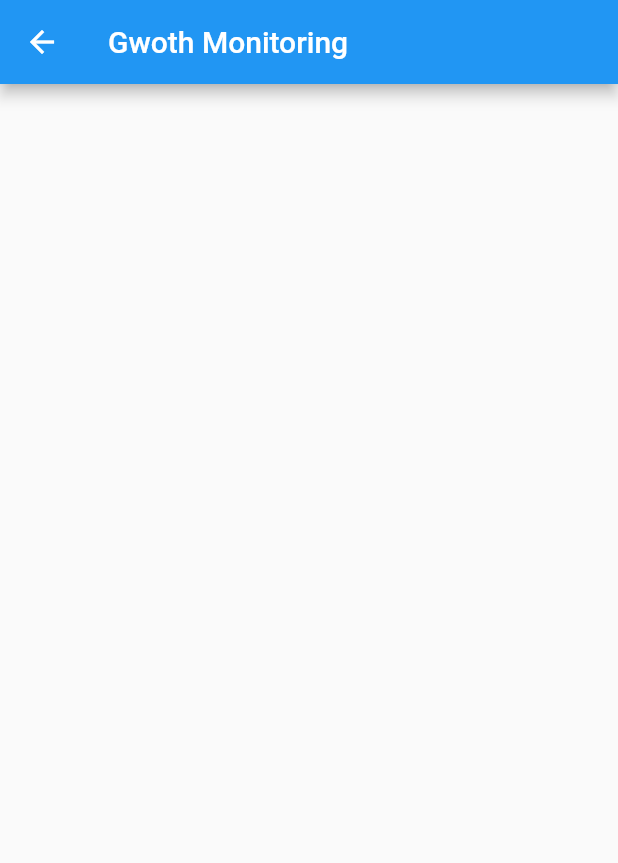
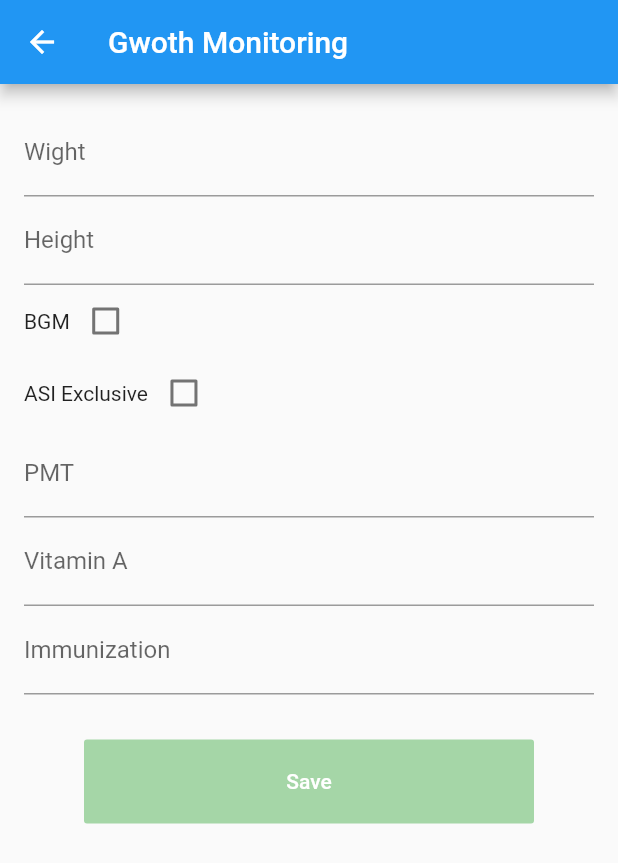
Before and after one commit to ndpdarshana/GroMo, a Flutter app: the GrowthMonitoringScreen screen opened by its route, on a phone screen of 412 x 824 dp. Shown: the top 863 px of the screen. Run offline on Flutter 3.47's test engine with Material 2 defaults, Android fonts, the phone set to English and light mode, and no system bars.

Commit message:
Initialized project with some content and implemenation of localization added

```diff
--- /dev/null
+++ b/assets/lang/en_US.json
@@ -0,0 +1,3 @@
+{
+  "login_button":"Login"
+}
--- /dev/null
+++ b/assets/lang/id_ID.json
@@ -0,0 +1,3 @@
+{
+  "login_button":"Log in haa haa"
+}
--- /dev/null
+++ b/lib/app_localizations.dart
@@ -0,0 +1,64 @@
+import 'dart:convert';
+
+import 'package:flutter/material.dart';
+import 'package:flutter/services.dart';
+
+class AppLocalizations {
+  final Locale locale;
+
+  AppLocalizations(this.locale);
+
+  // Helper method to keep the code in the widget concise
+  // Localizations are accessed using an inheritedWidget "of" syntax
+  static AppLocalizations of(BuildContext context) {
+    return Localizations.of<AppLocalizations>(context, AppLocalizations);
+  }
+
+  // Static member to have a simple access to the delegate from the MaterialApp
+  static const LocalizationsDelegate<AppLocalizations> delegate =
+      _AppLocalizationsDelegate();
+
+  Map<String, String> _localizedStrings;
+
+  Future<void> load() async {
+    // Load the language JSON file from the "lang" folder
+    String jsonString = await rootBundle.loadString(
+        'assets/lang/${locale.languageCode}_${locale.countryCode}.json');
+    Map<String, dynamic> jsonMap = json.decode(jsonString);
+
+    _localizedStrings = jsonMap.map((key, value) {
+      return MapEntry(key, value.toString());
+    });
+  }
+
+  // This method will be called from every widget which needs a localized text
+  String translate(String key) {
+    return _localizedStrings[key];
+  }
+}
+
+// LocalizationsDeligate is a factory for a set of localized resources
+// In this case, the localized strings will be gotten in an AppLocalizations Object
+class _AppLocalizationsDelegate
+    extends LocalizationsDelegate<AppLocalizations> {
+  // This delegate instance will never change (it doesn't even have fields)
+  // it can provide a constant constructor
+  const _AppLocalizationsDelegate();
+
+  @override
+  bool isSupported(Locale locale) {
+    // Include all of supported kabfyafe codes here
+    return ['en', 'id'].contains(locale.languageCode);
+  }
+
+  @override
+  Future<AppLocalizations> load(Locale locale) async {
+    // AppLocalizations class is where the JSON loading actually runs
+    AppLocalizations localizations = AppLocalizations(locale);
+    await localizations.load();
+    return localizations;
+  }
+
+  @override
+  bool shouldReload(_AppLocalizationsDelegate old) => false;
+}
--- a/lib/screens/auth_screen.dart
+++ b/lib/screens/auth_screen.dart
@@ -1,4 +1,5 @@
 import 'package:flutter/material.dart';
+import 'package:growMo/app_localizations.dart';
 import '../screens/home_screem.dart';
 
 class AuthScreen extends StatelessWidget {
@@ -84,7 +85,8 @@ class AuthScreen extends StatelessWidget {
                         ),
                         color: Colors.green[200],
                         child: Text(
-                          'Log In',
+                          AppLocalizations.of(context)
+                              .translate('login_button'),
                           style: TextStyle(color: Colors.white),
                         ),
                         onPressed: () {
--- a/lib/screens/growth_monitoring_screen.dart
+++ b/lib/screens/growth_monitoring_screen.dart
@@ -1,7 +1,10 @@
 import 'package:flutter/material.dart';
+import 'package:growMo/widgets/submit_button.dart';
+import '../widgets/customFormFields.dart';
 
 class GrowthMonitoringScreen extends StatelessWidget {
   static const routeName = '/growthMonitor';
+  final _form = GlobalKey<FormState>();
 
   @override
   Widget build(BuildContext context) {
@@ -9,6 +12,72 @@ class GrowthMonitoringScreen extends StatelessWidget {
       appBar: AppBar(
         title: Text('Gwoth Monitoring'),
       ),
+      body: Padding(
+        padding: const EdgeInsets.all(16),
+        key: _form,
+        child: Form(
+          child: SingleChildScrollView(
+            child: Column(
+              children: [
+                CustomTextFormField(
+                  labelText: 'Wight',
+                  onSaved: (value) {},
+                  onFieldSubmitted: (value) {
+                    FocusScope.of(context).requestFocus();
+                  },
+                ),
+                CustomTextFormField(
+                  labelText: 'Height',
+                  onSaved: (value) {},
+                  onFieldSubmitted: (value) {
+                    FocusScope.of(context).requestFocus();
+                  },
+                ),
+                Row(
+                  children: [
+                    Text('BGM'),
+                    Checkbox(
+                      value: false,
+                      onChanged: (value) {},
+                    )
+                  ],
+                ),
+                Row(
+                  children: [
+                    Text('ASI Exclusive'),
+                    Checkbox(
+                      value: false,
+                      onChanged: (value) {},
+                    )
+                  ],
+                ),
+                CustomTextFormField(
+                  labelText: 'PMT',
+                  onSaved: (value) {},
+                  onFieldSubmitted: (value) {
+                    FocusScope.of(context).requestFocus();
+                  },
+                ),
+                CustomTextFormField(
+                  labelText: 'Vitamin A',
+                  onSaved: (value) {},
+                  onFieldSubmitted: (value) {
+                    FocusScope.of(context).requestFocus();
+                  },
+                ),
+                CustomTextFormField(
+                  labelText: 'Immunization',
+                  onSaved: (value) {},
+                  onFieldSubmitted: (value) {
+                    FocusScope.of(context).requestFocus();
+                  },
+                ),
+                SubmitButton()
+              ],
+            ),
+          ),
+        ),
+      ),
     );
   }
 }
--- /dev/null
+++ b/lib/widgets/submit_button.dart
@@ -0,0 +1,44 @@
+import 'package:flutter/material.dart';
+
+import '../screens/home_screem.dart';
+
+class SubmitButton extends StatelessWidget {
+  const SubmitButton({
+    Key key,
+  }) : super(key: key);
+
+  @override
+  Widget build(BuildContext context) {
+    return Container(
+      width: double.infinity,
+      margin: const EdgeInsets.only(
+        left: 40.0,
+        right: 40.0,
+        top: 30.0,
+      ),
+      alignment: Alignment.center,
+      child: Flex(
+        direction: Axis.horizontal,
+        children: [
+          Expanded(
+            child: FlatButton(
+              padding: const EdgeInsets.symmetric(
+                vertical: 20,
+                horizontal: 20,
+              ),
+              color: Colors.green[200],
+              child: Text(
+                'Save',
+                style: TextStyle(color: Colors.white),
+              ),
+              onPressed: () {
+                Navigator.of(context)
+                    .pushReplacementNamed(HomeScreen.routeName);
+              },
+            ),
+          ),
+        ],
+      ),
+    );
+  }
+}
--- a/pubspec.yaml
+++ b/pubspec.yaml
@@ -22,6 +22,8 @@ environment:
 
 dependencies:
   flutter:
+    sdk: flutter
+  flutter_localizations:
     sdk: flutter
   provider: ^4.3.2+2
   intl: ^0.16.1
@@ -52,7 +54,8 @@ flutter:
     - assets/images/baby-smile.jpg
     - assets/images/Mobile-Tablet-form.jpg
     - assets/images/Baby-weigth.jpeg
-  #   - images/a_dot_ham.jpeg
+    - assets/lang/en_US.json
+    - assets/lang/id_ID.json
 
   # An image asset can refer to one or more resolution-specific "variants", see
   # https://flutter.dev/assets-and-images/#resolution-aware.
```
Also changed, not shown: lib/main.dart (+29 -0 lines), lib/screens/edit_record_screen.dart (+2 -31 lines), lib/screens/search_screen.dart (+7 -2 lines), pubspec.lock.
